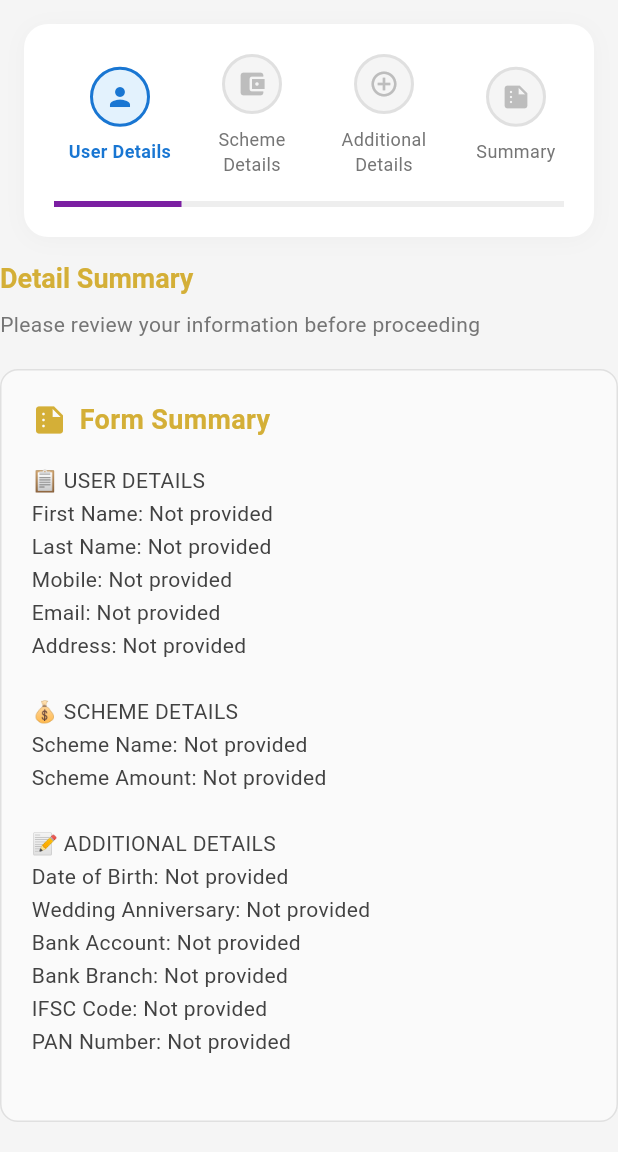
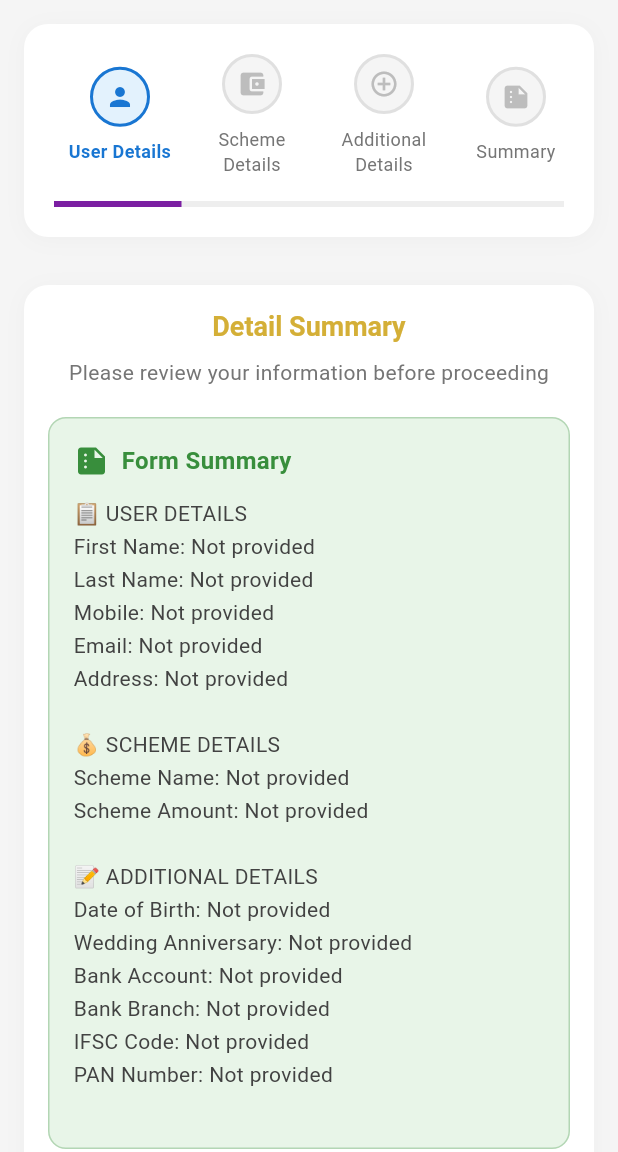
Before and after one commit to hjvnb786/hassanjewellers, a Flutter app: the JoinNewSchemeScreen screen opened directly, swiped to page 4, on a phone screen of 412 x 824 dp, the part 84-1236 px from its top. Run offline on Flutter 3.47's test engine with Material 3 defaults, Android fonts, the phone set to English and light mode, and no system bars; our stand-ins replace cloud_firestore, firebase_auth, firebase_core, share_plus, shared_preferences, shimmer and 1 more; missing offline and left inert: ntp; accounts and stored records are empty.

Commit message:
Redesign summary section to match consistent form design pattern - Added white container with rounded corners and subtle shadow - Implemented proper Form wrapper with SingleChildScrollView - Used consistent header design with title and subtitle - Applied green color scheme (#388E3C) to match step color - Organized content with proper spacing and layout - Maintained functionality while improving visual consistency

```diff
--- a/lib/Widgets/join_scheme_widgets/detail_summary.dart
+++ b/lib/Widgets/join_scheme_widgets/detail_summary.dart
@@ -15,9 +15,30 @@ class DetailSummary extends StatelessWidget {
   Widget build(BuildContext context) {
     final summaryText = buildSummary(formData);
 
-    return Column(
-      crossAxisAlignment: CrossAxisAlignment.start,
+    return Form(
+      child: SingleChildScrollView(
+        child: Column(
           children: [
+            // Form Container similar to other forms
+            Padding(
+              padding: const EdgeInsets.all(16.0),
+              child: Container(
+                decoration: BoxDecoration(
+                  color: Colors.white,
+                  borderRadius: BorderRadius.circular(16),
+                  boxShadow: [
+                    BoxShadow(
+                      color: Colors.grey.withOpacity(0.08),
+                      blurRadius: 12,
+                      offset: const Offset(0, 2),
+                    ),
+                  ],
+                ),
+                child: Padding(
+                  padding: const EdgeInsets.all(16),
+                  child: Column(
+                    children: [
+                      // Header
                       Text(
                         'Detail Summary',
                         style: Theme.of(context).textTheme.headlineSmall?.copyWith(
@@ -35,15 +56,15 @@ class DetailSummary extends StatelessWidget {
                       ),
                       const SizedBox(height: 20),
 
-        // Summary Container
+                      // Summary Content
                       Container(
                         width: double.infinity,
-          padding: const EdgeInsets.all(20),
+                        padding: const EdgeInsets.all(16),
                         decoration: BoxDecoration(
-            color: Colors.grey[50],
+                          color: const Color(0xFFE8F5E8),
                           borderRadius: BorderRadius.circular(12),
                           border: Border.all(
-              color: Colors.grey[300]!,
+                            color: const Color(0xFF388E3C).withOpacity(0.3),
                           ),
                         ),
                         child: Column(
@@ -53,20 +74,20 @@ class DetailSummary extends StatelessWidget {
                               children: [
                                 Icon(
                                   Icons.summarize,
-                    color: Theme.of(context).primaryColor,
+                                  color: const Color(0xFF388E3C),
                                 ),
                                 const SizedBox(width: 8),
                                 Text(
                                   'Form Summary',
                                   style: TextStyle(
                                     fontWeight: FontWeight.bold,
-                      color: Theme.of(context).primaryColor,
-                      fontSize: 18,
+                                    color: const Color(0xFF388E3C),
+                                    fontSize: 16,
                                   ),
                                 ),
                               ],
                             ),
-              const SizedBox(height: 16),
+                            const SizedBox(height: 12),
                             Text(
                               summaryText,
                               style: TextStyle(
@@ -78,7 +99,7 @@ class DetailSummary extends StatelessWidget {
                           ],
                         ),
                       ),
-        const SizedBox(height: 24),
+                      const SizedBox(height: 20),
 
                       // Confirmation Card
                       Container(
@@ -105,6 +126,7 @@ class DetailSummary extends StatelessWidget {
                                   style: TextStyle(
                                     fontWeight: FontWeight.bold,
                                     color: Colors.green,
+                                    fontSize: 16,
                                   ),
                                 ),
                               ],
@@ -115,17 +137,17 @@ class DetailSummary extends StatelessWidget {
                               style: TextStyle(
                                 color: Colors.grey[700],
                                 height: 1.5,
+                                fontSize: 14,
                               ),
                             ),
                           ],
                         ),
                       ),
-        const SizedBox(height: 32),
+                      const SizedBox(height: 20),
 
-        // Action Buttons
-        Row(
-          children: [
-            Expanded(
+                      // Action Button
+                      SizedBox(
+                        width: double.infinity,
                         child: ElevatedButton.icon(
                           onPressed: onConfirm,
                           icon: const Icon(Icons.payment),
@@ -142,8 +164,6 @@ class DetailSummary extends StatelessWidget {
                             ),
                           ),
                         ),
-            ),
-          ],
                       ),
                       const SizedBox(height: 16),
 
@@ -178,6 +198,13 @@ class DetailSummary extends StatelessWidget {
                         ),
                       ),
                     ],
+                  ),
+                ),
+              ),
+            ),
+          ],
+        ),
+      ),
     );
   }
 }
```
Lines whose indentation alone changed are shown as unchanged.
